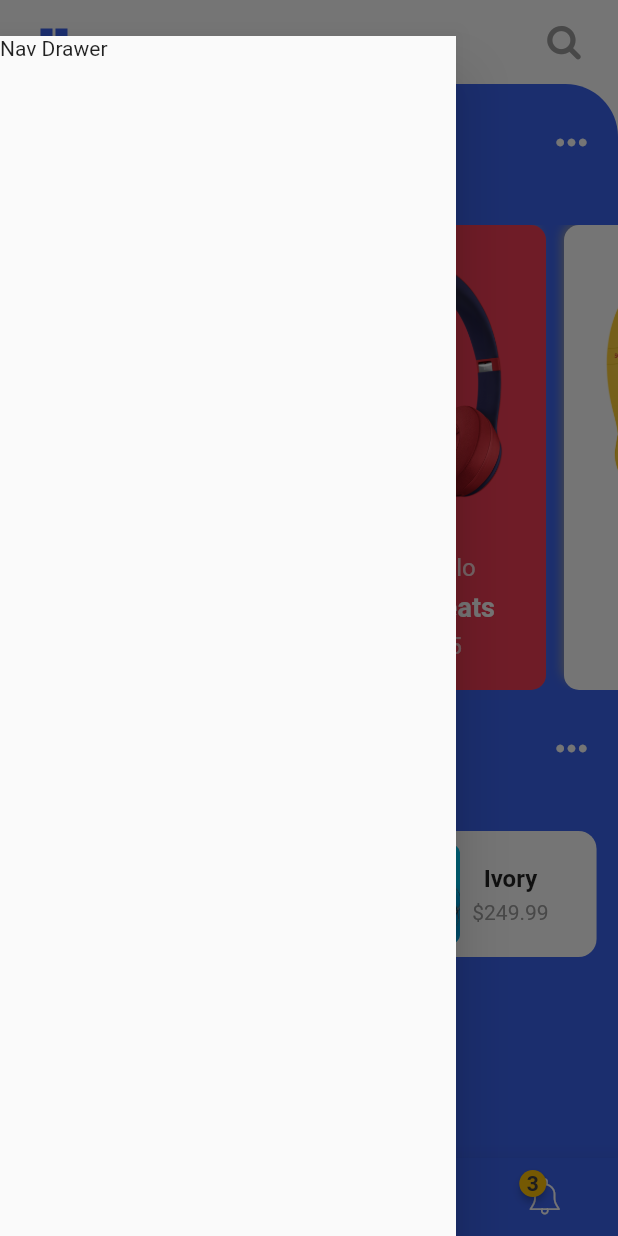
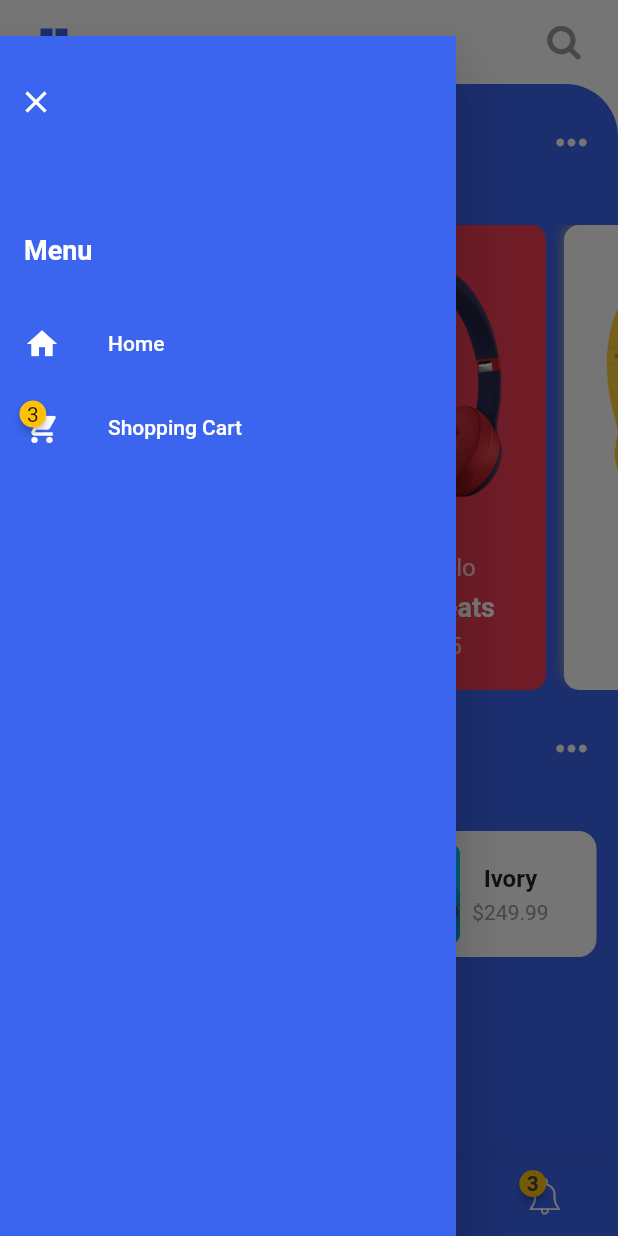
Before and after one commit to oliverboamah/e_commerce_headphone, a Flutter app: the screen it shows after launch, with the side drawer open, on a phone screen of 412 x 824 dp. Run offline on Flutter 3.47's test engine with Material 2 defaults, Android fonts, the phone set to English and light mode, and no system bars; drawn by our look-alikes of badges; our stand-ins replace shared_preferences; Roboto replaces fonts that are missing (Raleway).

Commit message:
Update navigation drawer

```diff
--- a/lib/ui/layouts/neat_nav_drawer.dart
+++ b/lib/ui/layouts/neat_nav_drawer.dart
@@ -1,4 +1,6 @@
 // flutter package imports
+import 'package:badges/badges.dart';
+import 'package:flutter/cupertino.dart';
 import 'package:flutter/material.dart';
 
 // third party package imports
@@ -11,23 +13,22 @@ class NeatNavDrawer extends StatefulWidget {
   final List<NeatMenuItem> menuItems;
   final Color menuItemColor;
   final Color selectedMenuItemColor;
-  final bool showCloseIcon;
   final Color closeIconColor;
+  final Color menuTitleColor;
   final Color drawerBackgroundColor;
   final Function onMenuItemClicked;
 
   // key to store and retrieve selectedMenuItem in shared prefs
   final selectedMenuItemKey = '@key:selectedMenuItem';
 
-  NeatNavDrawer({
-    @required this.menuItems,
+  NeatNavDrawer(
+      {@required this.menuItems,
       @required this.drawerBackgroundColor,
       @required this.onMenuItemClicked,
       this.menuItemColor = Colors.white,
       this.selectedMenuItemColor = Colors.amber,
-    this.showCloseIcon = true,
       this.closeIconColor = Colors.white,
-  });
+      this.menuTitleColor = Colors.white});
 
   @override
   State<StatefulWidget> createState() => _NeatNavDrawerState();
@@ -48,10 +49,81 @@ class _NeatNavDrawerState extends State<NeatNavDrawer> {
         margin: EdgeInsets.only(top: 24),
         child: Drawer(
           child: Container(
-          child: Text('Nav Drawer'),
+            color: this.widget.drawerBackgroundColor,
+            child: Column(
+              crossAxisAlignment: CrossAxisAlignment.start,
+              children: <Widget>[
+                Column(
+                  mainAxisSize: MainAxisSize.min,
+                  crossAxisAlignment: CrossAxisAlignment.start,
+                  children: <Widget>[
+                    Padding(
+                      padding: const EdgeInsets.only(
+                        top: 20,
+                        bottom: 32,
+                      ),
+                      child: IconButton(
+                        icon: Icon(
+                          Icons.close,
+                          color: this.widget.closeIconColor,
+                        ),
+                        onPressed: () => Navigator.of(context).pop(),
                       ),
                     ),
+                    Padding(
+                      padding: const EdgeInsets.only(
+                          left: 16, right: 16, top: 32, bottom: 24),
+                      child: Text(
+                        'Menu',
+                        style: TextStyle(
+                            color: this.widget.menuTitleColor,
+                            fontSize: 18,
+                           fontFamily: 'Raleway',
+                            fontWeight: FontWeight.bold),
+                      ),
+                    )
+                  ],
+                ),
+                Expanded(
+                    child: Padding(
+                  padding: const EdgeInsets.all(0.0),
+                  child: ListView(
+                    children: this._getMenuItems(),
+                  ),
+                ))
+              ],
+            ),
+          ),
+        ));
+  }
+
+  // generate list of menu items
+  List<Widget> _getMenuItems() {
+    return this.widget.menuItems.map((menuItem) {
+      Color color = this.selectedMenuItem != menuItem.title
+          ? this.widget.menuItemColor
+          : this.widget.selectedMenuItemColor;
+
+      return InkWell(
+        child: ListTile(
+          leading: Badge(
+            child: Icon(
+              menuItem.icon,
+              color: color,
+            ),
+            badgeContent: Text('${menuItem.badgeValue}'),
+            showBadge: menuItem.showBadge,
+            badgeColor: this.widget.selectedMenuItemColor,
+            position: BadgePosition.topLeft(top: -10, left: -3),
+          ),
+          title: Text(
+            menuItem.title,
+            style: TextStyle(color: color),
+          ),
+        ),
+        onTap: () => _onMenuItemClicked(menuItem.title),
       );
+    }).toList();
   }
 
   // save selectedMenuItemTitle state
@@ -74,4 +146,11 @@ class _NeatNavDrawerState extends State<NeatNavDrawer> {
       print(onError);
     });
   }
+
+  // menu item clicked
+  _onMenuItemClicked(String title) {
+    this.setState(() => this.selectedMenuItem = title);
+    this.widget.onMenuItemClicked(title);
+    this._saveState(title);
   }
+}
--- a/lib/ui/pages/home_page.dart
+++ b/lib/ui/pages/home_page.dart
@@ -1,4 +1,6 @@
 // Flutter imports
+import 'package:e_commerce_headphones/ui/components/neat_menu_item.dart';
+import 'package:e_commerce_headphones/ui/values/colors.dart';
 import 'package:flutter/cupertino.dart';
 import 'package:flutter/material.dart';
 import 'package:flutter/widgets.dart';
@@ -12,9 +14,6 @@ import 'package:e_commerce_headphones/ui/layouts/neat_nav_drawer.dart';
 class HomePage extends StatefulWidget {
   // page storage bucket for tabs
   final _pageStorageBucket = PageStorageBucket();
-
-  // access to scaffold state
-  final GlobalKey<ScaffoldState> _drawerKey = GlobalKey();
 
   @override
   State<StatefulWidget> createState() => _HomePageState();
@@ -31,25 +30,37 @@ class _HomePageState extends State<HomePage> {
     )
   ];
 
+  // access to scaffold state
+  GlobalKey<ScaffoldState> _drawerKey = GlobalKey();
+
+  // nav drawer menu items
+  List<NeatMenuItem> menuItems = [
+    NeatMenuItem(icon: Icons.home, title: 'Home'),
+    NeatMenuItem(
+      icon: Icons.shopping_cart,
+      title: 'Shopping Cart',
+      showBadge: true,
+      badgeValue: 3,
+    )
+  ];
+
   @override
   Widget build(BuildContext context) {
     return Scaffold(
-      key: this.widget._drawerKey,
+      key: this._drawerKey,
       appBar: MyAppBar(
           onDashboardIconClicked: () =>
-              this.widget._drawerKey.currentState.openDrawer()).getAppBar(),
+              this._drawerKey.currentState.openDrawer()).getAppBar(),
       body: PageStorage(
         child: this.tabs[this.selectedTabIndex],
         bucket: this.widget._pageStorageBucket,
       ),
       drawer: NeatNavDrawer(
-        menuItems: null,
-        menuItemColor: null,
-        selectedMenuItemColor: null,
-        showCloseIcon: null,
-        closeIconColor: null,
-        drawerBackgroundColor: null,
-        onMenuItemClicked: null,
+        menuItems: this.menuItems,
+        selectedMenuItemColor: ACCENT_COLOR,
+        //  closeIconColor: null,
+        drawerBackgroundColor: PRIMARY_COLOR,
+        onMenuItemClicked: (title) => print(title),
       ),
       backgroundColor: Colors.white,
       bottomNavigationBar: BottomNavBar(
```
Lines whose indentation alone changed are shown as unchanged.
